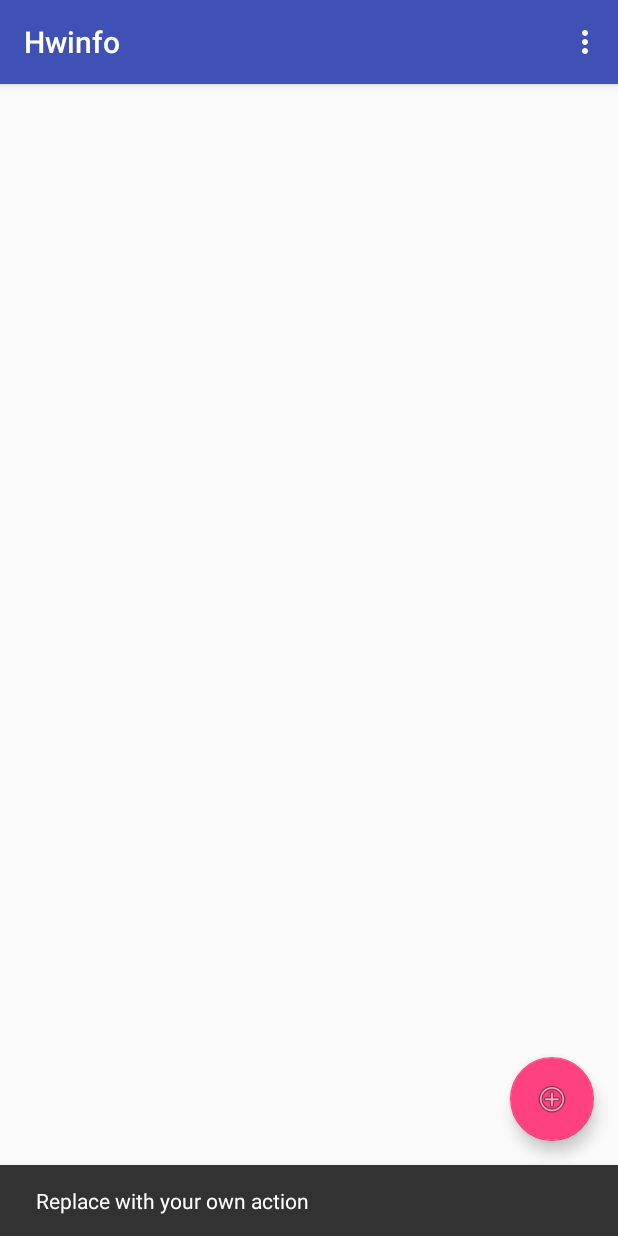
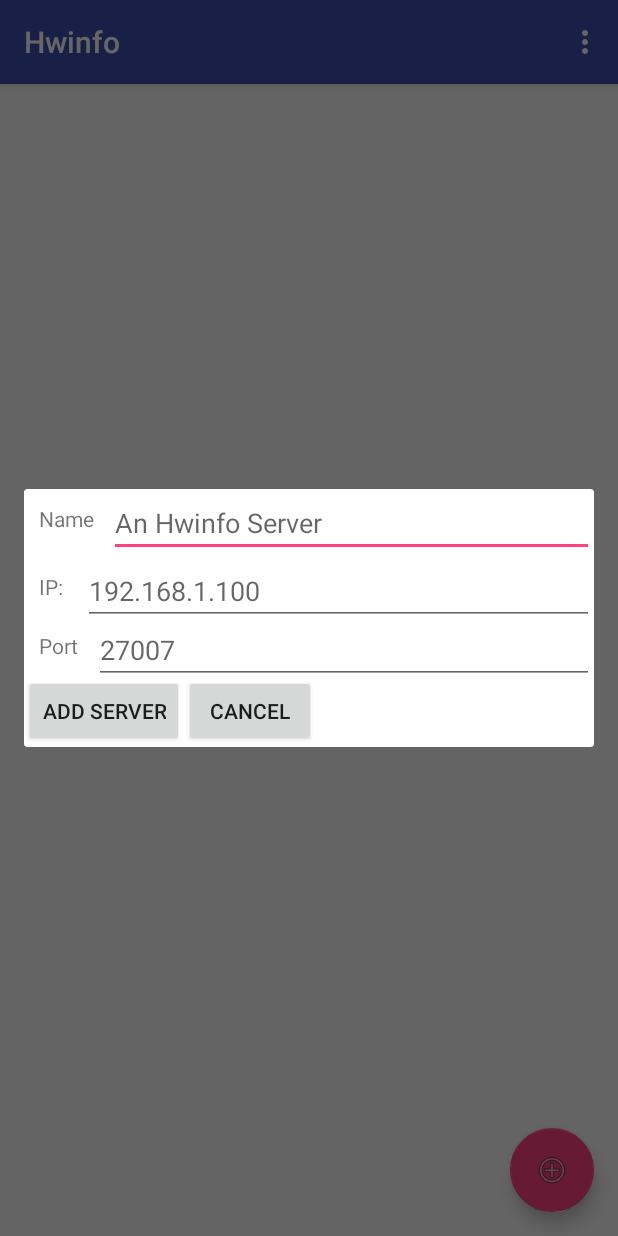
Before and after one commit to jasondorjeshort/Claviger, an Android app: the screen it shows after launch (IpActivity), after a tap on an icon or button, on a phone screen of 412 x 824 dp. Run offline under Robolectric (Android 15) with nearby library versions, the phone set to English and light mode, and no system bars.

Commit message:
Try to make a server dialog for adding/editing.  Doesn't work yet though.

```diff
--- a/app/src/main/java/com/dorjesoft/hwinforeader/IpActivity.java
+++ b/app/src/main/java/com/dorjesoft/hwinforeader/IpActivity.java
@@ -1,10 +1,12 @@
 package com.dorjesoft.hwinforeader;
 
+import android.app.DialogFragment;
 import android.content.Context;
 import android.content.SharedPreferences;
 import android.os.Bundle;
 import android.support.design.widget.FloatingActionButton;
 import android.support.design.widget.Snackbar;
+import android.support.v4.app.FragmentManager;
 import android.support.v7.app.AppCompatActivity;
 import android.support.v7.widget.Toolbar;
 import android.util.Log;
@@ -23,6 +25,7 @@ public class IpActivity extends AppCompatActivity implements Hwinfo.Callback {
     private final String PREFS = "HwinfoReaders";
     private final String PREFS_IP = "reader_ip_";
     private final String PREFS_PORT = "reader_port_";
+    private final String PREFS_NUM_READERS = "num_readers";
 
     private int mMaxId = 0;
     private final List<StandardReader> mReaders = new LinkedList<>();
@@ -38,9 +41,13 @@ public class IpActivity extends AppCompatActivity implements Hwinfo.Callback {
     private final int COLUMN_MAX = 2;
     private final int COLUMN_AVG = 3;
 
+    private FragmentManager fm = getSupportFragmentManager();
+
     protected void loadReaders() {
         SharedPreferences prefs = getSharedPreferences(PREFS, Context.MODE_PRIVATE);
-        for (int i = 0; ; i++) {
+
+        int numReaders = prefs.getInt(PREFS_NUM_READERS, 0);
+        for (int i = 0; i < numReaders; i++) {
             String ip = prefs.getString(PREFS_IP + i, null);
             int port = prefs.getInt(PREFS_PORT + i, -1);
 
@@ -51,7 +58,7 @@ public class IpActivity extends AppCompatActivity implements Hwinfo.Callback {
             mReaders.add(new StandardReader(++mMaxId, this, ip, port));
         }
 
-        if (mReaders.size() == 0) {
+        if (mReaders.size() == 0 && false) {
             String DEFAULT_IP = "192.168.1.100";
             int DEFAULT_PORT = 27007;
 
@@ -65,18 +72,13 @@ public class IpActivity extends AppCompatActivity implements Hwinfo.Callback {
         mTable.setColumnCollapsed(COLUMN_MIN, !mShowMin);
         mTable.setColumnCollapsed(COLUMN_MAX, !mShowMax);
         mTable.setColumnCollapsed(COLUMN_AVG, !mShowAvg);
-
-        if (false) {
-            ((MenuItem) findViewById(R.id.action_show_min)).setChecked(mShowMin);
-            ((MenuItem) findViewById(R.id.action_show_max)).setChecked(mShowMax);
-            ((MenuItem) findViewById(R.id.action_show_avg)).setChecked(mShowAvg);
-        }
     }
 
     protected void saveReaders() {
         SharedPreferences prefs = getSharedPreferences(PREFS, Context.MODE_PRIVATE);
         SharedPreferences.Editor editor = prefs.edit();
 
+        editor.putInt(PREFS_NUM_READERS, mReaders.size());
         for (int i = 0; i < mReaders.size(); i++) {
             StandardReader r = mReaders.get(i);
             editor.putString(PREFS_IP + i, r.getIp());
@@ -103,8 +105,10 @@ public class IpActivity extends AppCompatActivity implements Hwinfo.Callback {
         addButton.setOnClickListener(new View.OnClickListener() {
             @Override
             public void onClick(View view) {
-                Snackbar.make(view, "Replace with your own action", Snackbar.LENGTH_LONG)
-                        .setAction("Action", null).show();
+                ServerDialog dFragment = new ServerDialog();
+                dFragment.setReaders(mReaders);
+                // Show DialogFragment
+                dFragment.show(fm, "Dialog Fragment");
             }
         });
 
@@ -122,6 +126,19 @@ public class IpActivity extends AppCompatActivity implements Hwinfo.Callback {
         for (StandardReader r : mReaders) {
             r.resume();
         }
+    }
+
+    public void addServer(View v) {
+        TextView nameTv = (TextView) findViewById(R.id.reader_name_text);
+        TextView ipTv = (TextView) findViewById(R.id.reader_ip_text);
+        TextView portTv = (TextView) findViewById(R.id.reader_port_text);
+
+        String ip = ipTv.getText().toString();
+        int port = Integer.valueOf(portTv.getText().toString()).intValue();
+
+        StandardReader r = new StandardReader(++mMaxId, this, ip, port);
+        mReaders.add(r);
+        r.resume();
     }
 
     @Override
--- /dev/null
+++ b/app/src/main/java/com/dorjesoft/hwinforeader/ServerDialog.java
@@ -0,0 +1,33 @@
+package com.dorjesoft.hwinforeader;
+
+import android.os.Bundle;
+import android.support.v4.app.DialogFragment;
+import android.view.LayoutInflater;
+import android.view.View;
+import android.view.ViewGroup;
+
+import java.util.List;
+
+/**
+ * Created by jdorj on 3/17/2016.
+ */
+public class ServerDialog extends DialogFragment {
+
+    private List<StandardReader> mReaders;
+
+    public void setReaders(List<StandardReader> readers) {
+        mReaders = readers;
+    }
+
+    @Override
+    public View onCreateView(LayoutInflater inflater, ViewGroup container,
+                             Bundle savedInstanceState) {
+        View rootView = inflater.inflate(R.layout.server_fragment, container,
+                false);
+        getDialog().setTitle("Connect...");
+        // Do something else
+        return rootView;
+    }
+
+
+}
--- /dev/null
+++ b/app/src/main/res/layout/server_fragment.xml
@@ -0,0 +1,73 @@
+<?xml version="1.0" encoding="utf-8"?>
+<RelativeLayout xmlns:android="http://schemas.android.com/apk/res/android"
+    android:layout_width="match_parent"
+    android:layout_height="match_parent">
+
+    <TextView
+        android:id="@+id/reader_name_text"
+        android:layout_width="wrap_content"
+        android:layout_height="wrap_content"
+        android:layout_alignParentTop="true"
+        android:padding="10dp"
+        android:text="Name" />
+
+    <EditText
+        android:id="@+id/reader_name"
+        android:layout_width="fill_parent"
+        android:layout_height="wrap_content"
+        android:layout_toRightOf="@+id/reader_name_text"
+        android:hint="An Hwinfo Server"
+        android:inputType="text" />
+
+    <TextView
+        android:id="@+id/reader_ip_text"
+        android:layout_width="wrap_content"
+        android:layout_height="wrap_content"
+        android:layout_below="@+id/reader_name"
+        android:padding="10dp"
+        android:text="IP: " />
+
+    <EditText
+        android:id="@+id/reader_ip"
+        android:layout_width="fill_parent"
+        android:layout_height="wrap_content"
+        android:layout_below="@+id/reader_name"
+        android:layout_toRightOf="@+id/reader_ip_text"
+        android:hint="192.168.1.100"
+        android:inputType="numberDecimal" />
+
+    <TextView
+        android:id="@+id/reader_port_text"
+        android:layout_width="wrap_content"
+        android:layout_height="wrap_content"
+        android:layout_below="@+id/reader_ip_text"
+        android:padding="10dp"
+        android:text="Port" />
+
+    <EditText
+        android:id="@+id/reader_port"
+        android:layout_width="fill_parent"
+        android:layout_height="wrap_content"
+        android:layout_below="@+id/reader_ip_text"
+        android:layout_toRightOf="@+id/reader_port_text"
+        android:hint="27007"
+        android:inputType="number" />
+
+    <Button
+        android:id="@+id/reader_button_add"
+        android:layout_width="wrap_content"
+        android:layout_height="wrap_content"
+        android:layout_below="@+id/reader_port_text"
+        android:onClick="addServer"
+        android:text="Add Server" />
+
+    <Button
+        android:id="@+id/reader_button_cancel"
+        android:layout_width="wrap_content"
+        android:layout_height="wrap_content"
+        android:layout_below="@+id/reader_port_text"
+        android:layout_toRightOf="@+id/reader_button_add"
+        android:onClick="cancelAddServer"
+        android:text="Cancel" />
+
+</RelativeLayout>
```
